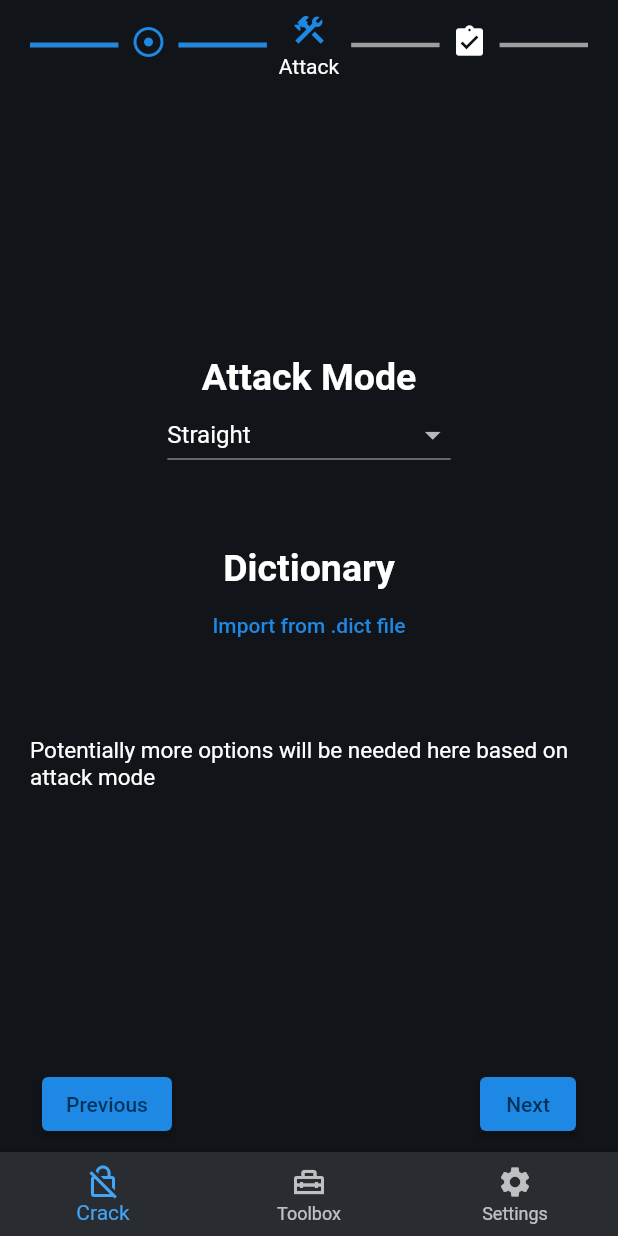
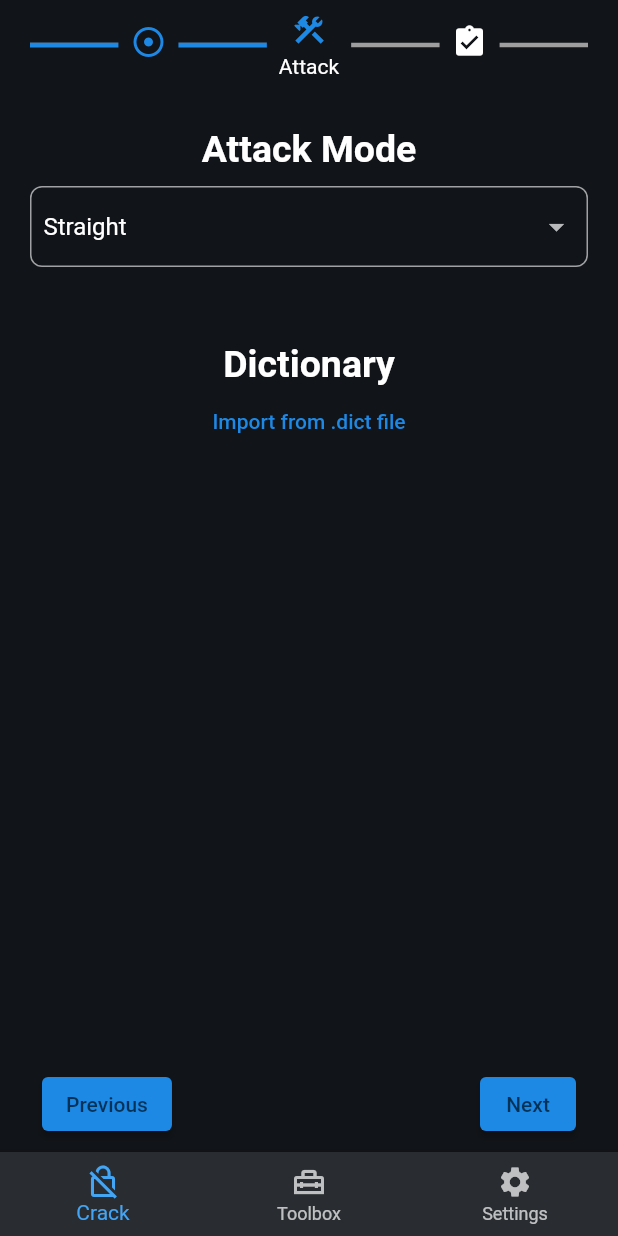
Before and after one commit to NathanKolbas/hashcat-flutter, a Flutter app: the screen it shows after launch, after a tap on the "construction" icon, on a phone screen of 412 x 824 dp. Run offline on Flutter 3.47's test engine with Material 2 defaults, Android fonts, the phone set to English and light mode, and no system bars; our stand-ins replace file_picker, google_fonts; missing offline and left inert: hashcat_dart, multiselect.

Commit message:
Layout and style improvements

```diff
--- a/lib/main.dart
+++ b/lib/main.dart
@@ -1,4 +1,5 @@
 import 'package:flutter/material.dart';
+import 'package:hashcat_flutter/pages/home_page/home_page.dart';
 import 'package:hashcat_flutter/pages/init_hashcat/init_hashcat.dart';
 import 'package:hashcat_flutter/providers/crack_options.dart';
 import 'package:hashcat_flutter/providers/hashcat.dart';
@@ -31,7 +32,7 @@ class MyApp extends StatelessWidget {
       themeMode: ThemeMode.dark,
       debugShowCheckedModeBanner: false,
       routes: routes,
-      home: const InitHashcat(),
+      home: const HomePage(),
     );
   }
 }
--- a/lib/pages/cracking/attack.dart
+++ b/lib/pages/cracking/attack.dart
@@ -11,11 +11,22 @@ class Attack extends StatelessWidget {
   Widget build(BuildContext context) {
     return Center(
       child: Column(
-        mainAxisAlignment: MainAxisAlignment.center,
+        mainAxisAlignment: MainAxisAlignment.start,
         children: <Widget>[
+          const SizedBox(height: 25),
           const Text("Attack Mode",
               style: TextStyle(fontSize: 25, fontWeight: FontWeight.bold)),
-          DropdownButton(
+          const SizedBox(height: 10),
+          Container(
+            decoration: BoxDecoration(
+                border: Border.all(color: themeDark.hintColor),
+                borderRadius: BorderRadius.circular(8)
+            ),
+            child: Padding(
+              padding: const EdgeInsets.fromLTRB(8, 2, 8, 2),
+              child: DropdownButtonHideUnderline(
+                child: DropdownButton(
+                    isExpanded: true,
                     value: Provider.of<CrackOptionsProvider>(context).attackMode,
                     items: attackMode.keys
                         .map((key) => DropdownMenuItem<int>(
@@ -25,6 +36,9 @@ class Attack extends StatelessWidget {
                       Provider.of<CrackOptionsProvider>(context, listen: false)
                           .setAttackMode(value);
                     }),
+            ),
+          ),
+          ),
           const SizedBox(height: 50),
           const Text("Dictionary",
               style: TextStyle(fontSize: 25, fontWeight: FontWeight.bold)),
@@ -43,9 +57,6 @@ class Attack extends StatelessWidget {
             },
             child: const Text('Import from .dict file'), //TODO we could change the text to be the filename after import finishes
           ),
-          const SizedBox(height: 50),
-          const Text("Potentially more options will be needed here based on attack mode",
-              style: TextStyle(fontSize: 15)),
         ],
       ),
     );
--- a/lib/pages/cracking/output.dart
+++ b/lib/pages/cracking/output.dart
@@ -12,12 +12,14 @@ class Output extends StatelessWidget {
   Widget build(BuildContext context) {
     return Center(
       child: Column(
-        mainAxisAlignment: MainAxisAlignment.center,
+        mainAxisAlignment: MainAxisAlignment.start,
         children: <Widget>[
+          const SizedBox(height: 25),
           const Text("Output Format",
               style: TextStyle(fontSize: 25, fontWeight: FontWeight.bold)),
           const SizedBox(height: 10),
           DropDownMultiSelect(
+            hint: const Text("Select output format(s)"),
             onChanged: (List<String> value) {
               Provider.of<CrackOptionsProvider>(context, listen: false)
                   .setOutfileFormat(value);
@@ -25,7 +27,7 @@ class Output extends StatelessWidget {
             options: outputFormat.keys.toList(),
             selectedValues:
                 Provider.of<CrackOptionsProvider>(context).outfileFormat,
-            whenEmpty: 'Select output format(s)',
+            whenEmpty: "Select output format(s)",
             menuItembuilder: (value) {
               return Text(outputFormat[value]!);
             },
--- a/lib/pages/cracking/target.dart
+++ b/lib/pages/cracking/target.dart
@@ -11,11 +11,23 @@ class Target extends StatelessWidget {
   Widget build(BuildContext context) {
     return Center(
       child: Column(
-        mainAxisAlignment: MainAxisAlignment.center,
+        mainAxisAlignment: MainAxisAlignment.start,
         children: <Widget>[
+          const SizedBox(height: 25),
           const Text("Algorithm",
               style: TextStyle(fontSize: 25, fontWeight: FontWeight.bold)),
-          DropdownButton(
+          const SizedBox(height: 10),
+          Container(
+            decoration: BoxDecoration(
+              border: Border.all(color: themeDark.hintColor),
+              borderRadius: BorderRadius.circular(8)
+            ),
+            child: Padding(
+              padding: const EdgeInsets.fromLTRB(8, 2, 8, 2),
+              child: DropdownButtonHideUnderline(
+                child: DropdownButton(
+
+                    isExpanded: true,
                     value: Provider.of<CrackOptionsProvider>(context).hashType,
                     items: hashType.keys
                         .map((key) => DropdownMenuItem<int>(
@@ -25,6 +37,9 @@ class Target extends StatelessWidget {
                       Provider.of<CrackOptionsProvider>(context, listen: false)
                           .setHashType(value);
                     }),
+              ),
+            ),
+          ),
           const SizedBox(height: 50),
           const Text("Enter Target",
               style: TextStyle(fontSize: 25, fontWeight: FontWeight.bold)),
@@ -45,7 +60,6 @@ class Target extends StatelessWidget {
               ),
             ),
           ),
-
           TextButton(
             onPressed: () async {
               FilePickerResult? result = await FilePicker.platform.pickFiles();
```
Lines whose indentation alone changed are shown as unchanged.
